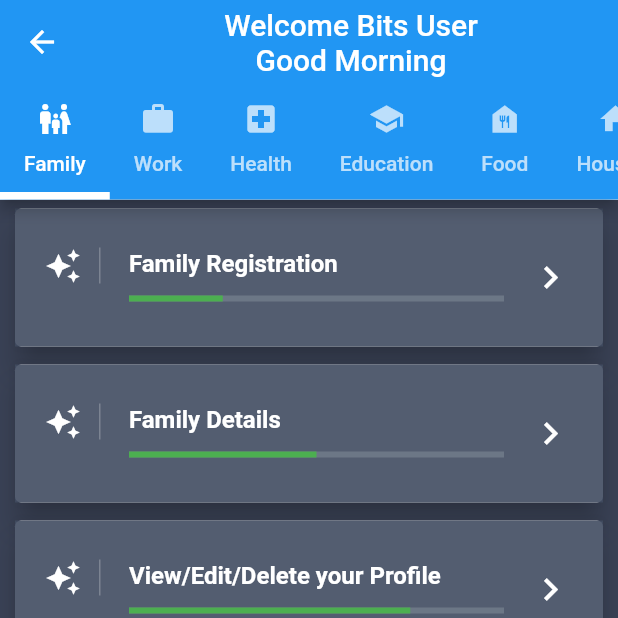
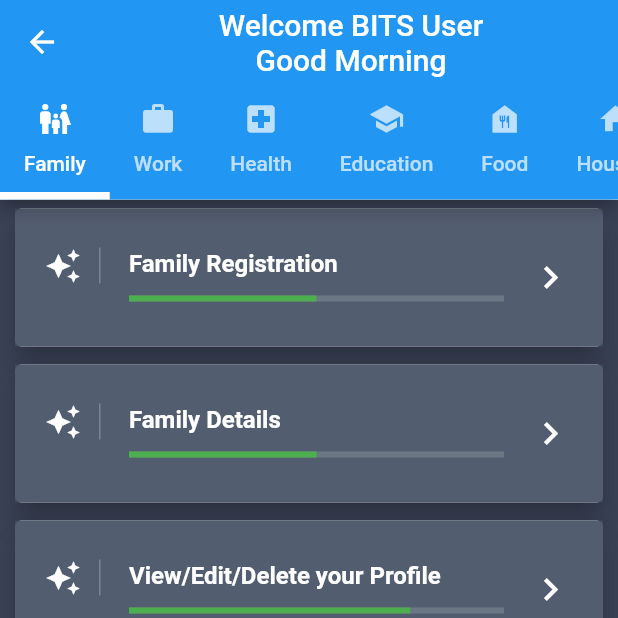
Before and after one commit to mahendraprabuS/devops_demo, a Flutter app: the screen it shows after launch, on a phone screen of 412 x 824 dp, the top half of it. Run offline on Flutter 3.47's test engine with Material 2 defaults, Android fonts, the light colour scheme and no system bars.

Commit message:
Changed Bits to BITS

```diff
--- a/lib/ui/views/family.dart
+++ b/lib/ui/views/family.dart
@@ -89,7 +89,7 @@ List getServices() {
   return [
     Services(
       title: Strings.TITLE_MMM_MMM_REGISTRATION,
-      indicatorValue: 0.25,
+      indicatorValue: 0.50,
     ),
     Services(
       title: Strings.TITLE_MMM_VARAN_VADHU_LIST,
--- a/lib/ui/views/mainmenu/mainmenutabuser.dart
+++ b/lib/ui/views/mainmenu/mainmenutabuser.dart
@@ -69,7 +69,7 @@ class MainMenuTabUserState extends State<MainMenuTabUser>
             child: Column(
               children: [
                 Text(
-                  Strings.DET_MM_TB_WEL + "Bits User",
+                  Strings.DET_MM_TB_WEL + "BITS User",
                 ),
                 Text(
                     greeting()
```
